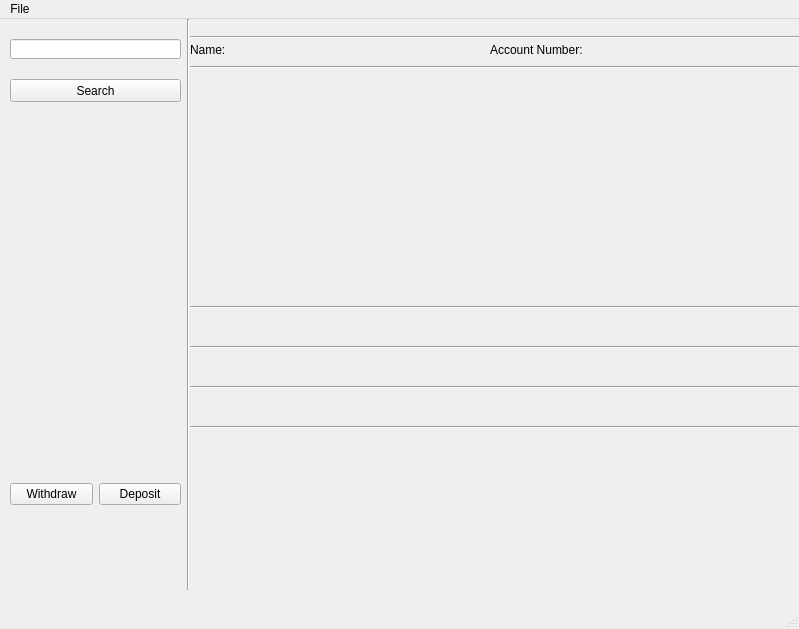
The window that Symitar.ui (draveniii/Symitar) describes before a commit, drawn with Qt 5.
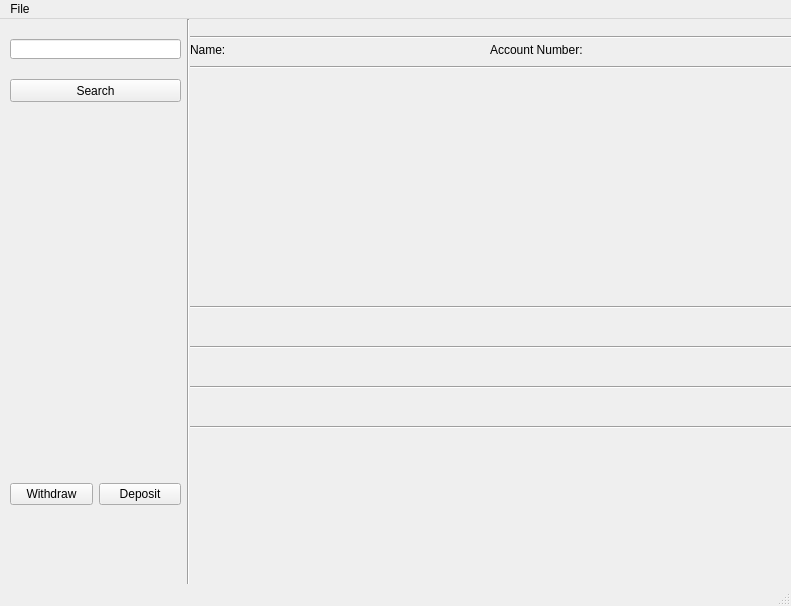
The same window after the commit.

Commit message: Added the feature to look up and account number and display the account to the screen

Diff of the .ui file:
```diff
--- a/Symitar.ui
+++ b/Symitar.ui
@@ -6,8 +6,8 @@
    <rect>
     <x>0</x>
     <y>0</y>
-    <width>799</width>
-    <height>629</height>
+    <width>791</width>
+    <height>606</height>
    </rect>
   </property>
   <property name="windowTitle">
@@ -355,7 +355,7 @@
     <rect>
      <x>0</x>
      <y>0</y>
-     <width>799</width>
+     <width>791</width>
      <height>18</height>
     </rect>
    </property>
```
Left out of the diff: 6 changed lines with no effect on the pictures. The commit also changes 4 other files.
